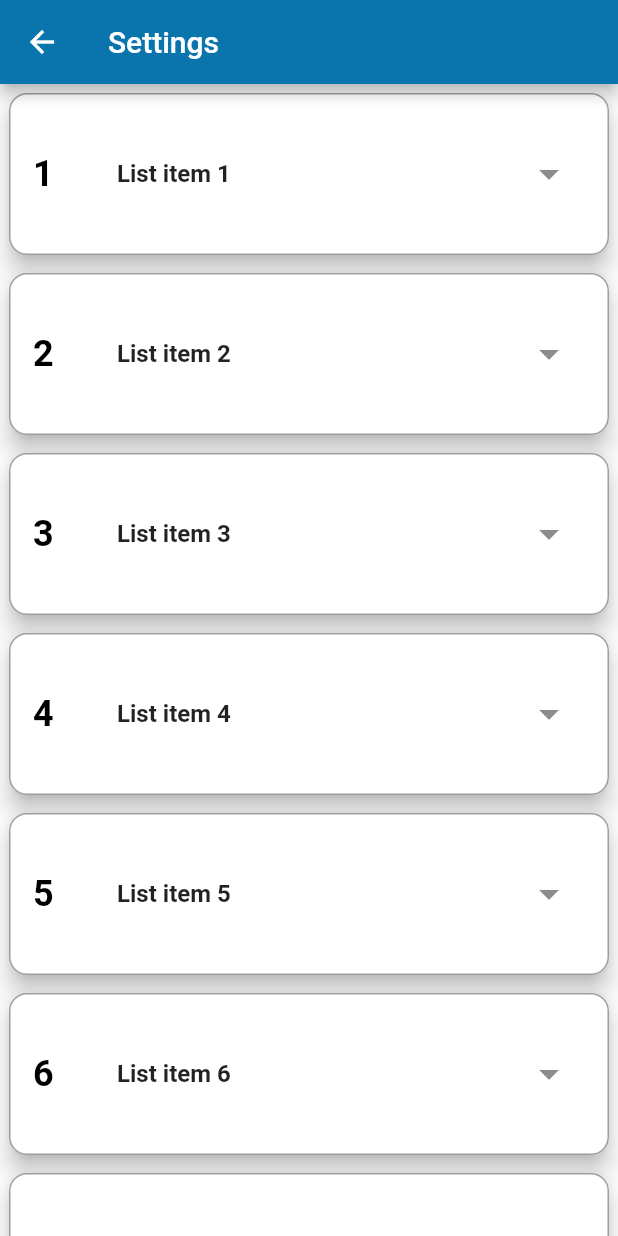
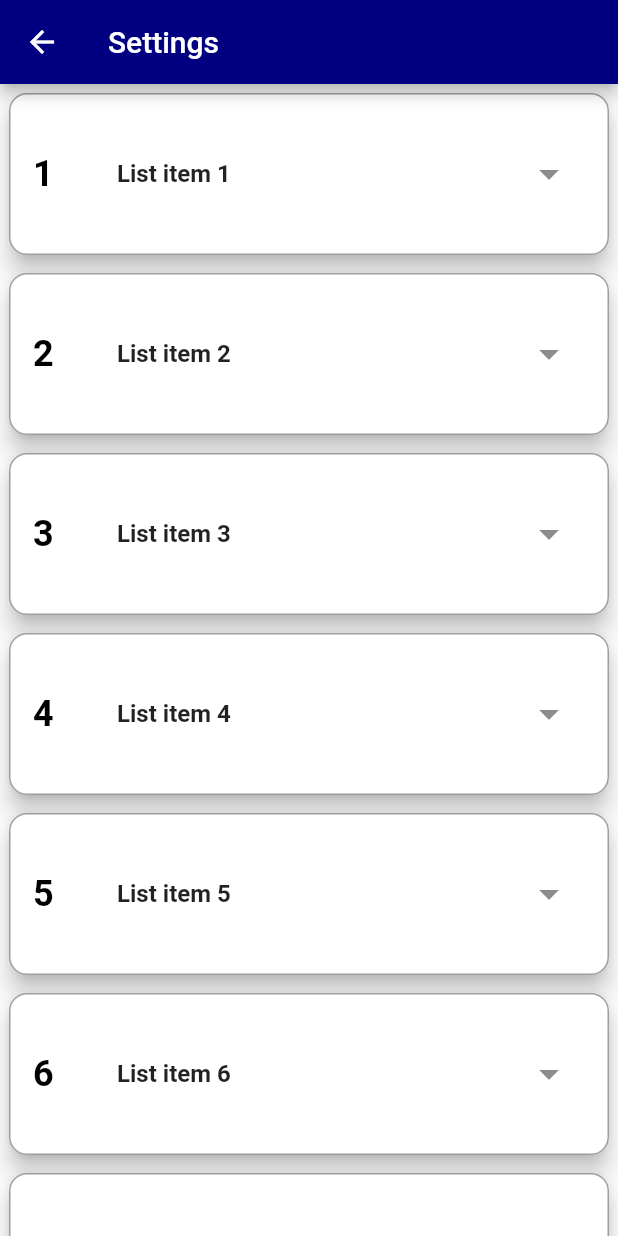
Before and after one commit to yusufrizalh/flutter-rsudpm, a Flutter app: the SettingsPage screen opened directly, on a phone screen of 412 x 824 dp. Run offline on Flutter 3.47's test engine with Material 3 defaults, Android fonts, the phone set to English and light mode, and no system bars; our stand-ins replace smooth_page_indicator; network calls fail.

Commit message:
refactoring swatch color

```diff
--- a/lib/main.dart
+++ b/lib/main.dart
@@ -23,18 +23,18 @@ class MyApp extends StatefulWidget {
 }
 
 MaterialColor myCustomColor = MaterialColor(
-  const Color.fromRGBO(10, 117, 173, 1).value,
+  const Color.fromRGBO(0,0,128, 1).value,
   const <int, Color>{
-    50: Color.fromRGBO(10, 117, 173, 0.1),
-    100: Color.fromRGBO(10, 117, 173, 0.2),
-    200: Color.fromRGBO(10, 117, 173, 0.3),
-    300: Color.fromRGBO(10, 117, 173, 0.4),
-    400: Color.fromRGBO(10, 117, 173, 0.5),
-    500: Color.fromRGBO(10, 117, 173, 0.6),
-    600: Color.fromRGBO(10, 117, 173, 0.7),
-    700: Color.fromRGBO(10, 117, 173, 0.8),
-    800: Color.fromRGBO(10, 117, 173, 0.9),
-    900: Color.fromRGBO(10, 117, 173, 1),
+    50: Color.fromRGBO(0,0,128, 0.1),
+    100: Color.fromRGBO(0,0,128, 0.2),
+    200: Color.fromRGBO(0,0,128, 0.3),
+    300: Color.fromRGBO(0,0,128, 0.4),
+    400: Color.fromRGBO(0,0,128, 0.5),
+    500: Color.fromRGBO(0,0,128, 0.6),
+    600: Color.fromRGBO(0,0,128, 0.7),
+    700: Color.fromRGBO(0,0,128, 0.8),
+    800: Color.fromRGBO(0,0,128, 0.9),
+    900: Color.fromRGBO(0,0,128, 1),
   },
 );
 
@@ -84,7 +84,7 @@ class _FirstClassState extends State<FirstClass> {
 
   @override
   Widget build(BuildContext context) {
-    var myColor = Color(int.parse("0xff${'886fff'}"));
+    var myColor = Color(int.parse("0xff${'000080'}"));
     var myBackground = Color(int.parse("0xff${'cccccc'}"));
     var myTextStyle = const TextStyle(
       color: Colors.white,
--- a/lib/pages/messages.page.dart
+++ b/lib/pages/messages.page.dart
@@ -11,7 +11,7 @@ class MessagesPage extends StatefulWidget {
 }
 
 class _MessagesPageState extends State<MessagesPage> {
-  var myColor = const Color.fromRGBO(136, 111, 255, 1);
+  var myColor = const Color.fromRGBO(0, 0, 128, 1);
 
   //* all tab menus
   static const List<Widget> widgetBottomNavigation = <Widget>[
@@ -36,6 +36,7 @@ class _MessagesPageState extends State<MessagesPage> {
       appBar: AppBar(
         title: const Text('Messages'),
         centerTitle: false,
+        backgroundColor: myColor,
       ),
       body: Center(
         child: Column(
```
